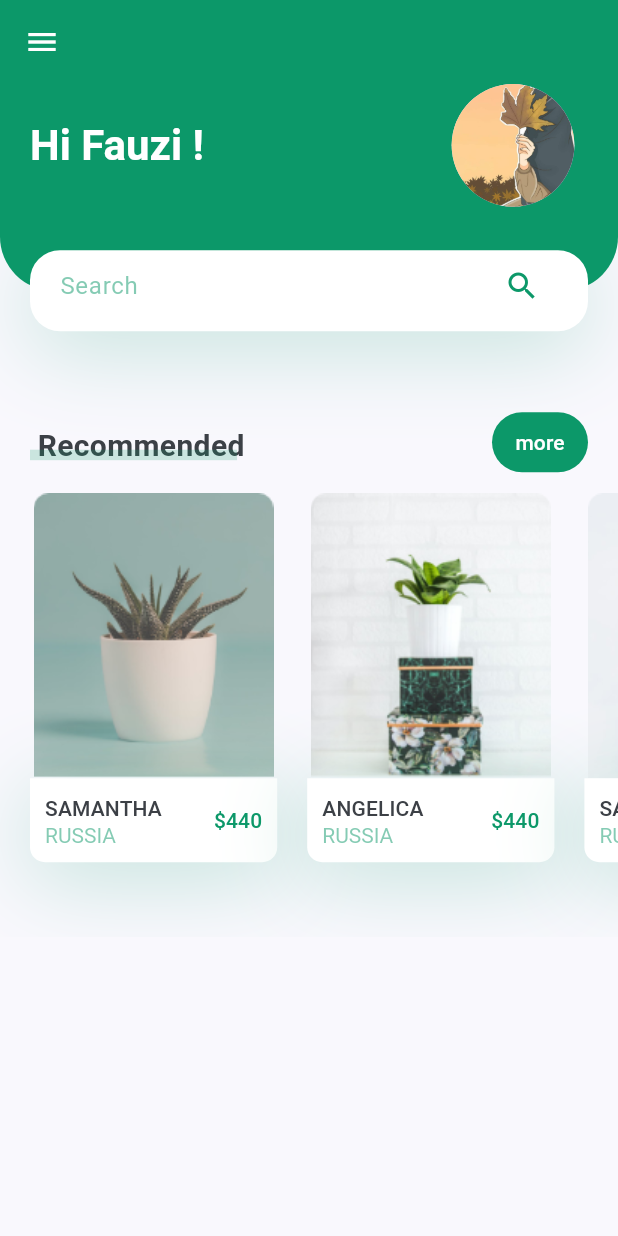
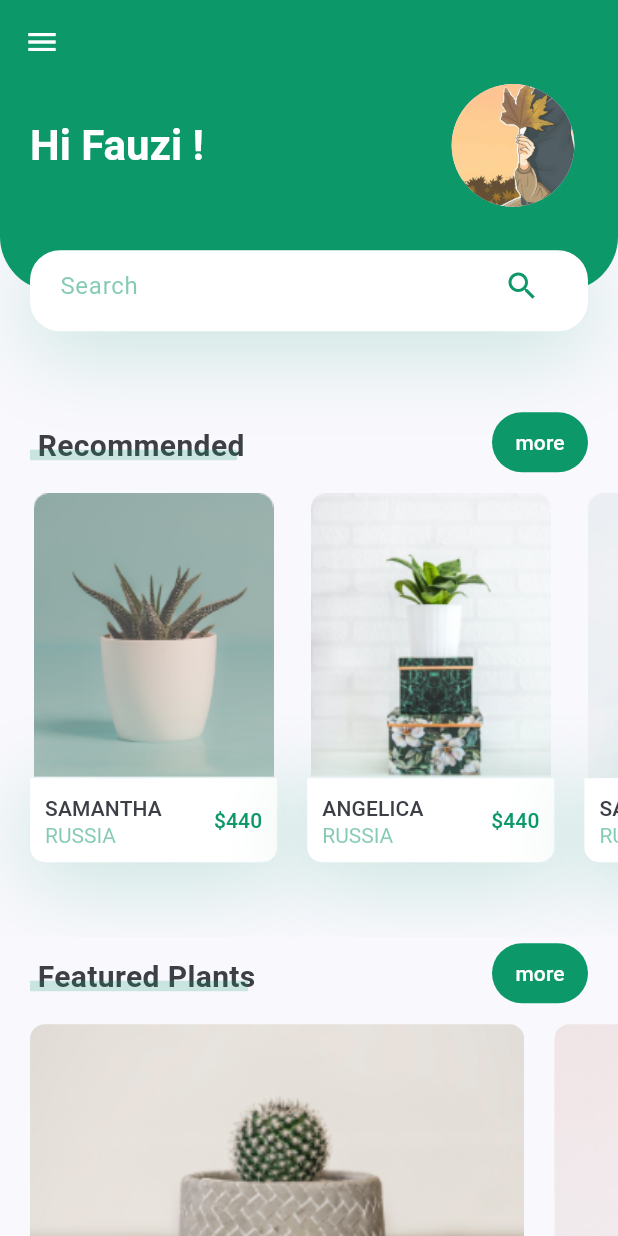
Before and after one commit to LYChubby/PlantApp_0009, a Flutter app: the screen it shows after launch, on a phone screen of 412 x 824 dp. Run offline on Flutter 3.47's test engine with Material 3 defaults, Android fonts, the phone set to English and light mode, and no system bars.

Commit message:
Membuat Fungsi Featured Plants

```diff
--- a/lib/screens/home/components/body.dart
+++ b/lib/screens/home/components/body.dart
@@ -1,5 +1,6 @@
 import 'package:flutter/material.dart';
 import 'package:plantsapp/constanst.dart';
+import 'package:plantsapp/screens/home/components/featured_plants.dart';
 import 'package:plantsapp/screens/home/components/header_with_searchbox.dart';
 import 'package:plantsapp/screens/home/components/recomends_plants.dart';
 import 'package:plantsapp/screens/home/components/title_with_more_btn.dart';
@@ -16,6 +17,9 @@ class Body extends StatelessWidget {
           HeaderWithSearchBox(size: size),
           TitleWithMoreBtn(title: "Recommended", press: () {}),
           RecomendsPlants(),
+          TitleWithMoreBtn(title: "Featured Plants", press: () {}),
+          FeaturedPlants(),
+          SizedBox(height: kDefaultPadding),
         ],
       ),
     );
--- /dev/null
+++ b/lib/screens/home/components/featured_plants.dart
@@ -0,0 +1,53 @@
+import 'package:flutter/material.dart';
+import 'package:plantsapp/constanst.dart';
+
+class FeaturedPlants extends StatelessWidget {
+  const FeaturedPlants({super.key});
+
+  @override
+  Widget build(BuildContext context) {
+    return SingleChildScrollView(
+      scrollDirection: Axis.horizontal,
+      child: Row(
+        children: [
+          FeaturePlantCard(
+            image: "assets/images/bottom_img_1.png",
+            press: () {},
+          ),
+          FeaturePlantCard(
+            image: "assets/images/bottom_img_2.png",
+            press: () {},
+          ),
+        ],
+      ),
+    );
+  }
+}
+
+class FeaturePlantCard extends StatelessWidget {
+  const FeaturePlantCard({super.key, required this.image, required this.press});
+
+  final String image;
+  final VoidCallback press;
+
+  @override
+  Widget build(BuildContext context) {
+    Size size = MediaQuery.of(context).size;
+    return GestureDetector(
+      onTap: press,
+      child: Container(
+        margin: EdgeInsets.only(
+          top: kDefaultPadding / 2,
+          left: kDefaultPadding,
+          bottom: kDefaultPadding / 2,
+        ),
+        width: size.width * 0.8,
+        height: 185,
+        decoration: BoxDecoration(
+          borderRadius: BorderRadius.circular(10),
+          image: DecorationImage(fit: BoxFit.cover, image: AssetImage(image)),
+        ),
+      ),
+    );
+  }
+}
```
